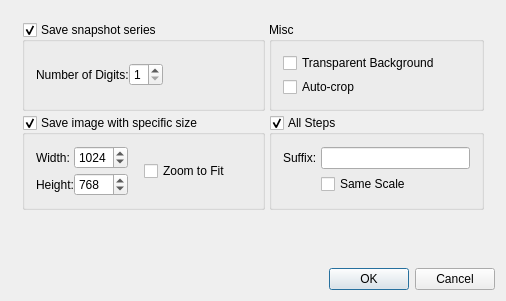
Qt form QT/SnapshotSettingsPanel.ui (tcobbs/ldview) before a commit.
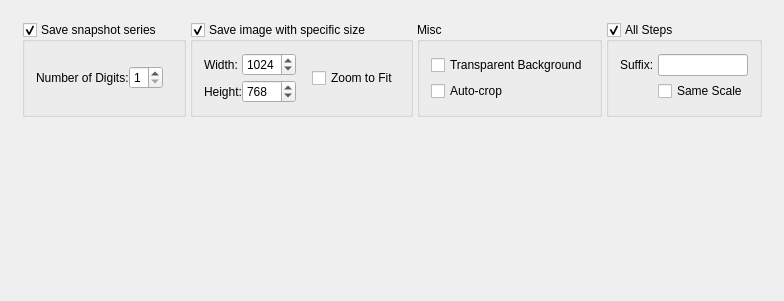
The same form after that commit. Icons and pictures are not drawn.

Commit message: Qt: Move Save Snapshot options from menu/QDialog to QFileDialog

The edit to the form file:
```diff
--- a/QT/SnapshotSettingsPanel.ui
+++ b/QT/SnapshotSettingsPanel.ui
@@ -3,7 +3,7 @@
   <comment></comment>
   <exportmacro></exportmacro>
   <class>SnapshotSettingsPanel</class>
-  <widget class="QDialog" name="SnapshotSettingsPanel">
+  <widget class="QWidget" name="SnapshotSettingsPanel">
     <property name="geometry">
       <rect>
         <x>0</x>
@@ -19,9 +19,6 @@
       <iconset resource="resources.qrc" >
       <normaloff>:/images/images/LDViewIcon16.png</normaloff>:/images/images/LDViewIcon16.png</iconset>
     </property>
-    <property name="sizeGripEnabled">
-      <bool>false</bool>
-    </property>
     <layout class="QVBoxLayout">
       <property name="margin">
         <number>11</number>
@@ -112,7 +109,7 @@
                   </layout>
                 </widget>
               </item>
-              <item row="1" column="0">
+              <item row="0" column="1">
                 <widget class="QGroupBox" name="sizeEnabledButton">
                   <property name="title">
                     <string>Save image with specific size</string>
@@ -245,7 +242,7 @@
                   </layout>
                 </widget>
               </item>
-              <item row="0" column="1">
+              <item row="0" column="2">
                 <widget class="QGroupBox" name="pbufferBox">
                   <property name="title">
                     <string>Misc</string>
@@ -274,7 +271,7 @@
                   </layout>
                 </widget>
               </item>
-              <item row="1" column="1">
+              <item row="0" column="3">
                 <widget class="QGroupBox" name="allStepsBox">
                   <property name="title">
                     <string>All Steps</string>
@@ -332,55 +329,6 @@
           </item>
         </layout>
       </item>
-      <item>
-        <layout class="QHBoxLayout">
-          <property name="margin">
-            <number>0</number>
-          </property>
-          <property name="spacing">
-            <number>6</number>
-          </property>
-          <item>
-            <spacer name="Spacer2">
-              <property name="sizeHint">
-                <size>
-                  <width>20</width>
-                  <height>20</height>
-                </size>
-              </property>
-              <property name="sizeType">
-                <enum>QSizePolicy::MinimumExpanding</enum>
-              </property>
-              <property name="orientation">
-                <enum>Qt::Horizontal</enum>
-              </property>
-            </spacer>
-          </item>
-          <item>
-            <widget class="QPushButton" name="okButton">
-              <property name="text">
-                <string>OK</string>
-              </property>
-              <property name="shortcut">
-                <string/>
-              </property>
-              <property name="default">
-                <bool>true</bool>
-              </property>
-            </widget>
-          </item>
-          <item>
-            <widget class="QPushButton" name="cancelButton">
-              <property name="text">
-                <string>Cancel</string>
-              </property>
-              <property name="shortcut">
-                <string>Esc</string>
-              </property>
-            </widget>
-          </item>
-        </layout>
-      </item>
     </layout>
   </widget>
   <layoutdefault spacing="4" margin="11"/>
```
Left out of the diff: 2 changed lines with no effect on the pictures. The commit also changes 5 other files.
